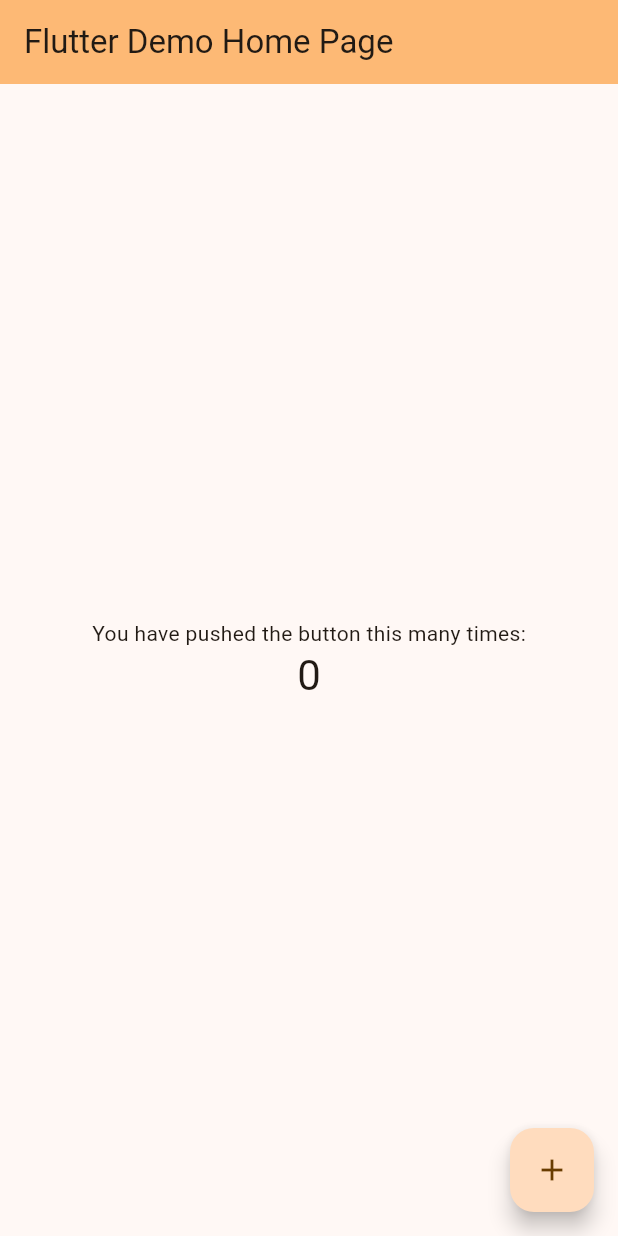
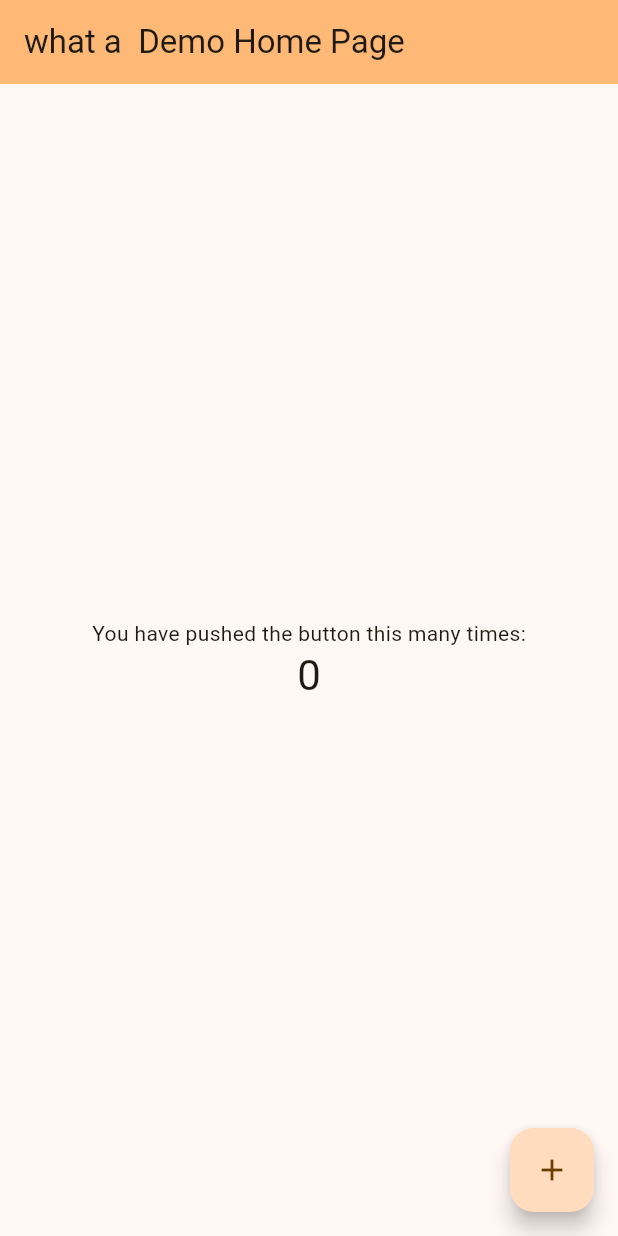
Before and after one commit to FerasTawuniya/ms_burger, a Flutter app: the screen it shows after launch, on a phone screen of 412 x 824 dp. Run offline on Flutter 3.47's test engine with Material 3 defaults, Android fonts, the phone set to English and light mode, and no system bars; our stand-ins replace firebase_core; accounts and stored records are empty.

Commit message:
content change

```diff
--- a/lib/main.dart
+++ b/lib/main.dart
@@ -31,7 +31,7 @@ class MyApp extends StatelessWidget {
         colorScheme: ColorScheme.fromSeed(seedColor: Colors.orange),
         useMaterial3: true,
       ),
-      home: const MyHomePage(title: 'Flutter Demo Home Page'),
+      home: const MyHomePage(title: 'what a  Demo Home Page'),
     );
   }
 }
```
